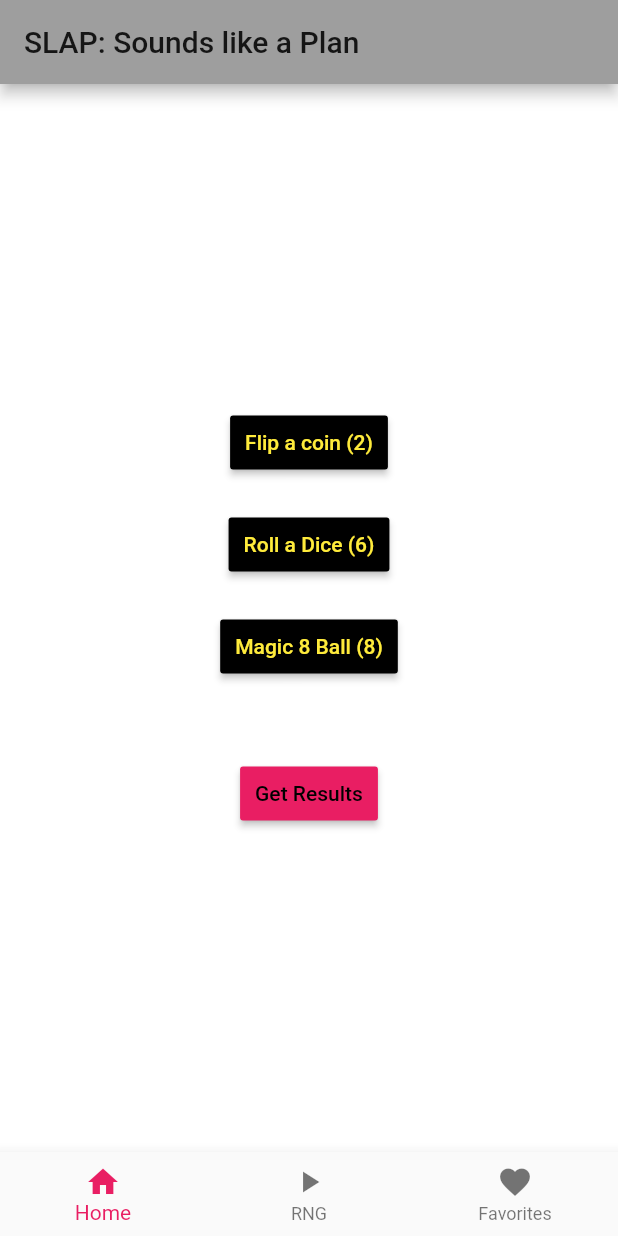
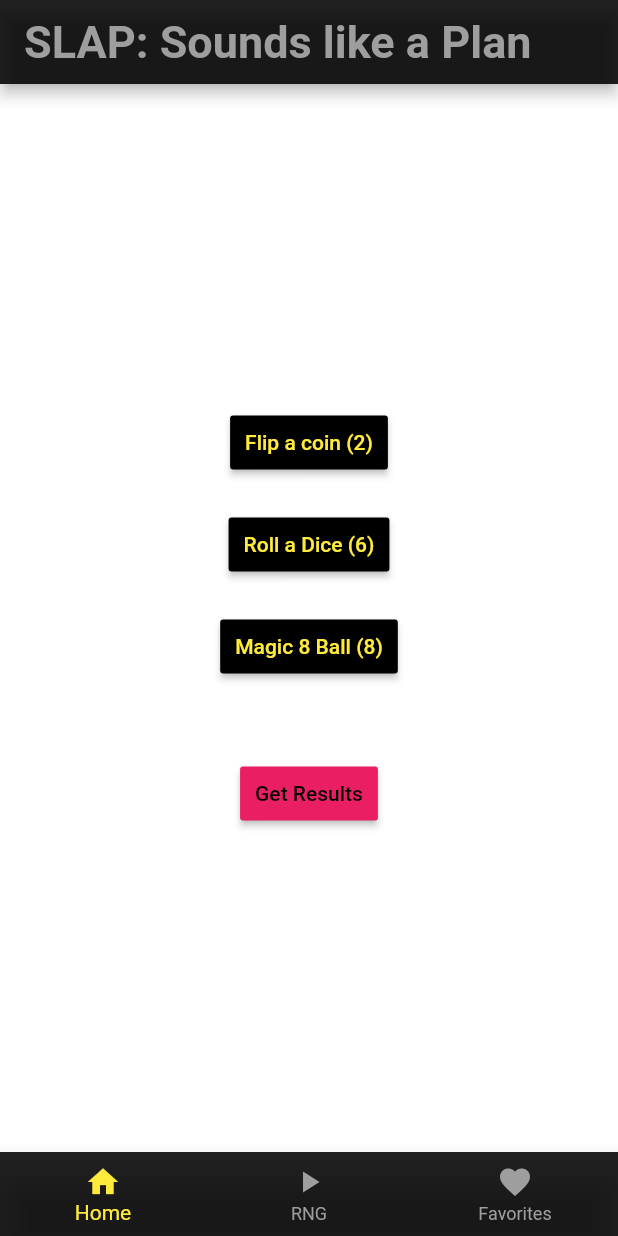
Before and after one commit to dmmargo/slap, a Flutter app: the screen it shows after launch, on a phone screen of 412 x 824 dp. Run offline on Flutter 3.47's test engine with Material 2 defaults, Android fonts, the phone set to English and light mode, and no system bars.

Commit message:
making it look prettier

```diff
--- a/lib/fav_tab.dart
+++ b/lib/fav_tab.dart
@@ -8,8 +8,6 @@ import 'package:slap/jar_json.dart';
 Future<String> _loadAStudentAsset() async {
   return await rootBundle.loadString('assets/jar.json');
 }
-
-
 
 TextEditingController jartitle = new TextEditingController();
 
--- a/lib/home_widget.dart
+++ b/lib/home_widget.dart
@@ -29,7 +29,12 @@ class HomePageState extends State<HomePage> {
   Widget build(BuildContext context) {
     return Scaffold(
       appBar: AppBar(
-        title: Text('SLAP: Sounds like a Plan'),
+        title: Text('SLAP: Sounds like a Plan', style: TextStyle(
+            color: Colors.grey,
+            fontWeight: FontWeight.bold,
+            fontSize: 30)),
+        backgroundColor: Colors.black87,
+
       ),
       body: Center(
         child: widgetOptions.elementAt(selectedIndex),
@@ -43,7 +48,10 @@ class HomePageState extends State<HomePage> {
               icon: Icon(Icons.favorite), title: Text('Favorites')),
         ],
         currentIndex: selectedIndex,
-        fixedColor: Colors.pink,
+        //fixedColor: Colors.pink,
+        selectedItemColor: Colors.yellow,
+        unselectedItemColor: Colors.grey,
+        backgroundColor: Colors.black87,
         onTap: onItemTapped,
       ),
     );
--- a/lib/jar_json.dart
+++ b/lib/jar_json.dart
@@ -14,4 +14,5 @@ class jar_json{
     );
   }
 
+
 }
```
